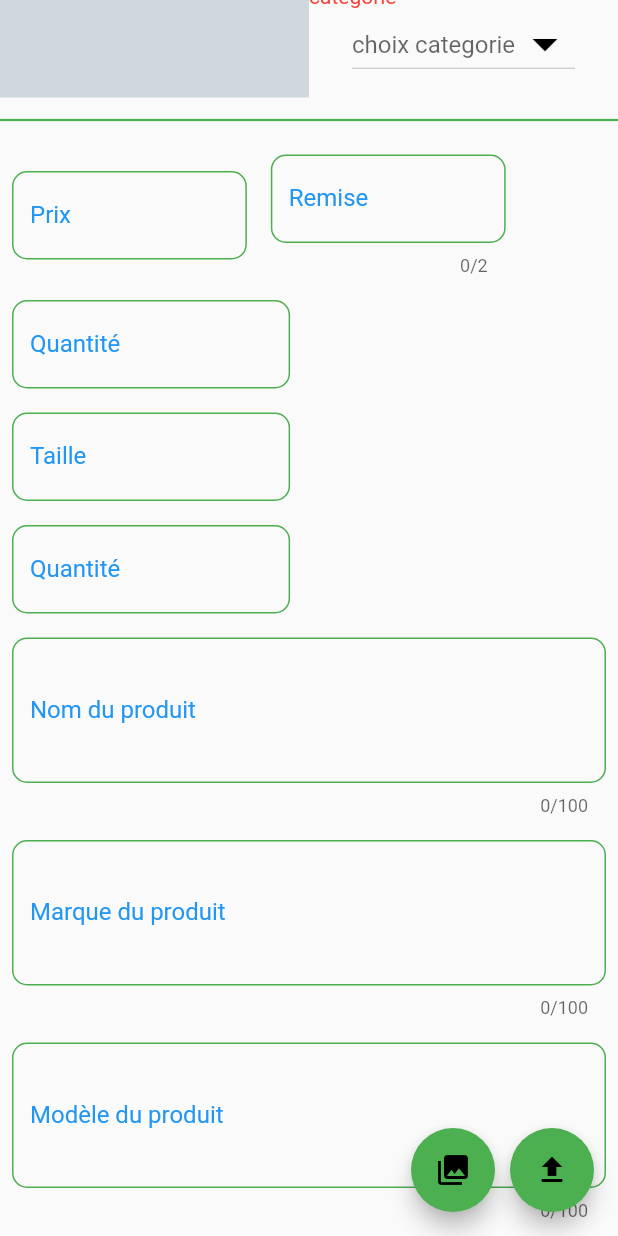
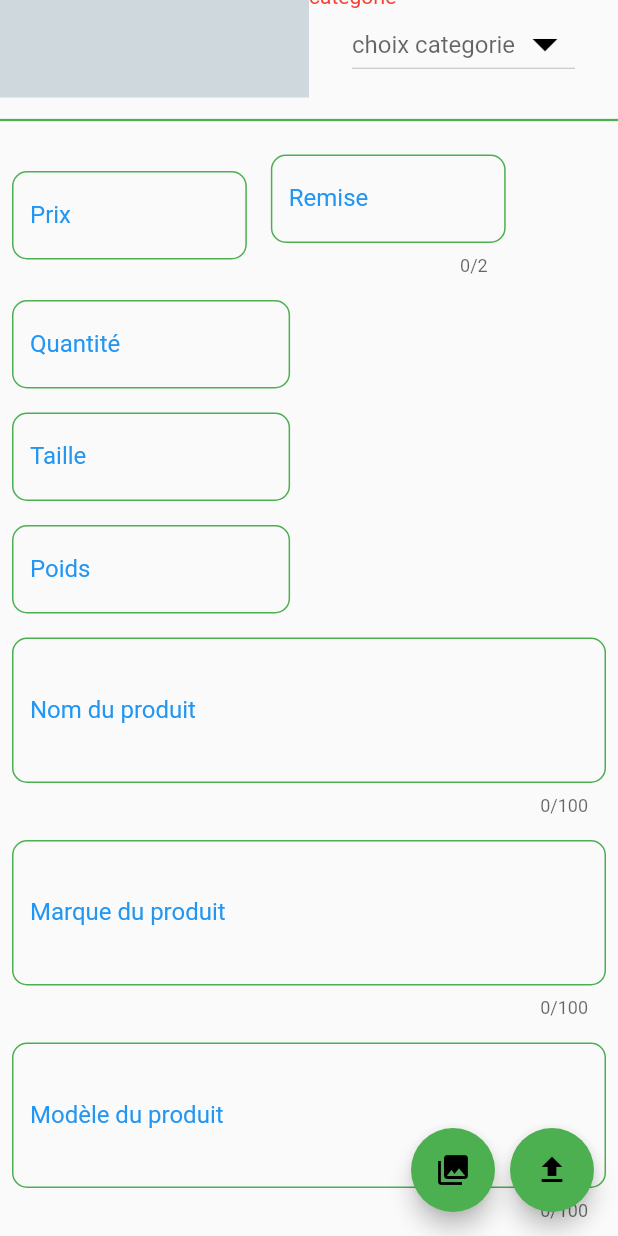
Before and after one commit to lylilee1/cashBack_Project, a Flutter app: the UploadProductScreen screen opened directly, scrolled down 576 dp, on a phone screen of 412 x 824 dp. Run offline on Flutter 3.47's test engine with Material 2 defaults, Android fonts, the phone set to English and light mode, and no system bars; our stand-ins replace carousel_slider, cloud_firestore, equatable, firebase_auth, firebase_core, firebase_storage and 11 more; missing offline and left inert: splash_screen_with_animation, staggered_grid_view_flutter; accounts and stored records are empty; project files that could hold a hidden picture were left out.

```diff
--- a/lib/src/features/authentication/screens/supplier/upload_product_screen_walty.dart
+++ b/lib/src/features/authentication/screens/supplier/upload_product_screen_walty.dart
@@ -410,8 +410,8 @@ class _UploadProductScreenState extends State<UploadProductScreen> {
                             },
                             keyboardType: TextInputType.number,
                             decoration: textFormDecoration.copyWith(
-                              labelText: 'Quantité',
-                              hintText: 'Ajouter une quantité',
+                              labelText: 'Poids',
+                              hintText: 'Ajouter un poids',
                             )),
                       ),
                     ),
```
